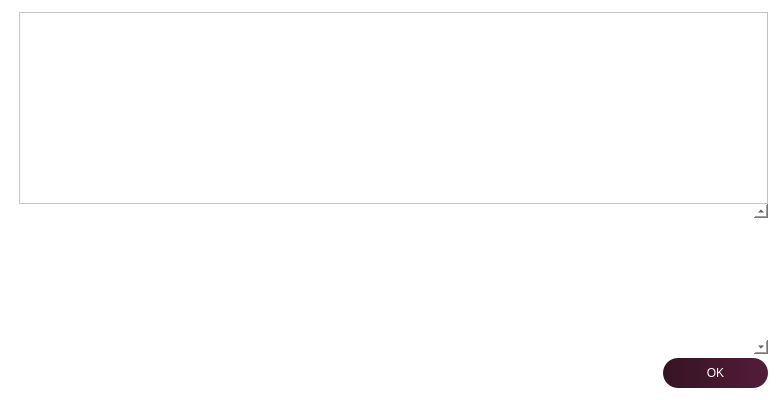
Above: src/qt/forms/helpmessagedialog.ui from noirofficial/noir before the change. Below: the same form after it.
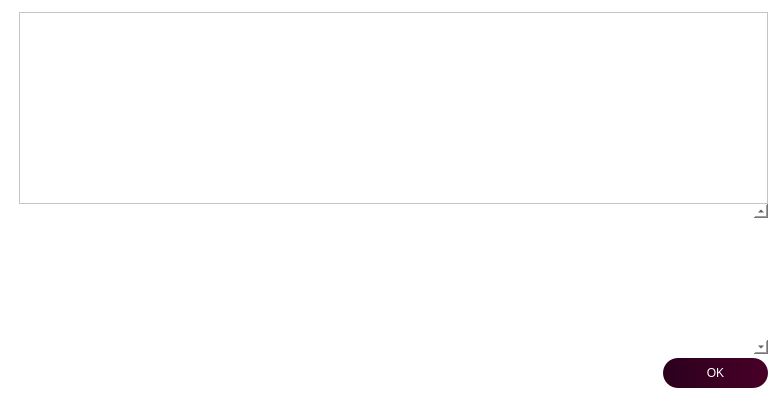
That is the form after the change. Icons and pictures are not drawn.

```diff
--- a/src/qt/forms/helpmessagedialog.ui
+++ b/src/qt/forms/helpmessagedialog.ui
@@ -51,7 +51,7 @@
        <property name="maximumSize">
         <size>
          <width>100</width>
-         <height>100</height>
+         <height>80</height>
         </size>
        </property>
        <property name="pixmap">
@@ -152,7 +152,7 @@
      <item>
       <widget class="QDialogButtonBox" name="okButton">
        <property name="styleSheet">
-        <string notr="true">background: QLinearGradient(x1: 0, y1: 0, x2: 1, y2: 0, stop: 0 #361423, stop: 1 #531c38);
+        <string notr="true">background: QLinearGradient(x1: 0, y1: 0, x2: 1, y2: 0, stop: 0 #2b001e, stop: 1 #480027);
 color: white;
 border-radius:15px;
 height:30px;
```
